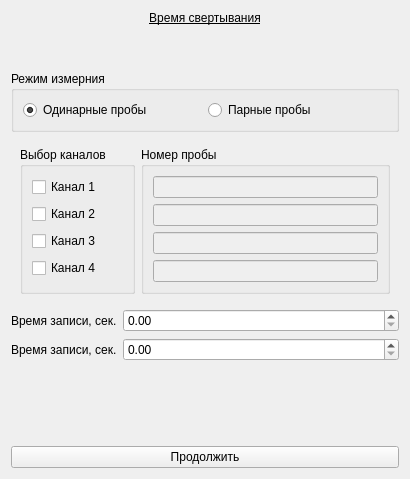
The window that choisedialog/ko1.ui (krang4d/Agrekola) describes before a commit, drawn with Qt 5.
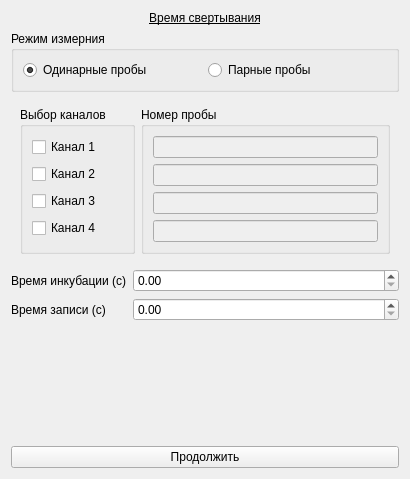
The same window after the commit.

```diff
--- a/choisedialog/ko1.ui
+++ b/choisedialog/ko1.ui
@@ -30,22 +30,6 @@
      </property>
     </widget>
    </item>
-   <item>
-    <spacer name="verticalSpacer_2">
-     <property name="orientation">
-      <enum>Qt::Vertical</enum>
-     </property>
-     <property name="sizeType">
-      <enum>QSizePolicy::Maximum</enum>
-     </property>
-     <property name="sizeHint" stdset="0">
-      <size>
-       <width>20</width>
-       <height>40</height>
-      </size>
-     </property>
-    </spacer>
-   </item>
    <item>
     <widget class="QGroupBox" name="groupBox_probe">
      <property name="sizePolicy">
@@ -222,9 +206,9 @@
    <item>
     <layout class="QFormLayout" name="formLayout">
      <item row="0" column="0">
-      <widget class="QLabel" name="label_t_2">
+      <widget class="QLabel" name="label_t_4">
        <property name="text">
-        <string>Время записи, сек.</string>
+        <string>Время инкубации (с)</string>
        </property>
        <property name="buddy">
         <cstring>lineEdit_time</cstring>
@@ -232,21 +216,21 @@
       </widget>
      </item>
      <item row="0" column="1">
+      <widget class="QDoubleSpinBox" name="doubleSpinBox_2"/>
+     </item>
+     <item row="1" column="1">
       <widget class="QDoubleSpinBox" name="doubleSpinBox"/>
      </item>
      <item row="1" column="0">
-      <widget class="QLabel" name="label_t">
+      <widget class="QLabel" name="label_t_2">
        <property name="text">
-        <string>Время записи, сек.</string>
+        <string>Время записи (с)</string>
        </property>
        <property name="buddy">
         <cstring>lineEdit_time</cstring>
        </property>
       </widget>
      </item>
-     <item row="1" column="1">
-      <widget class="QDoubleSpinBox" name="doubleSpinBox_2"/>
-     </item>
     </layout>
    </item>
    <item>
```
Left out of the diff: 2 changed lines with no effect on the pictures.
